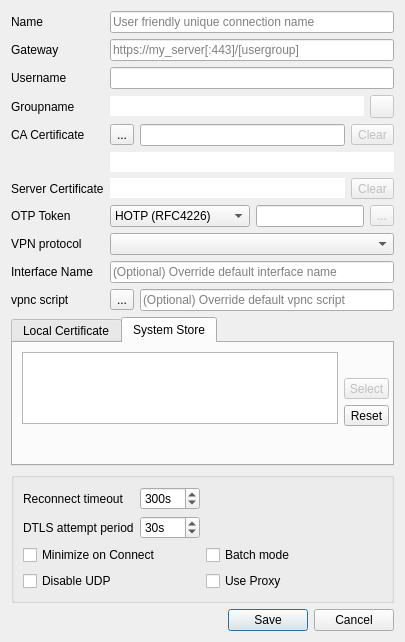
Before: the Qt Designer form src/dialog/editdialog.ui in maxsky/openconnect-gui, drawn with Qt 5.
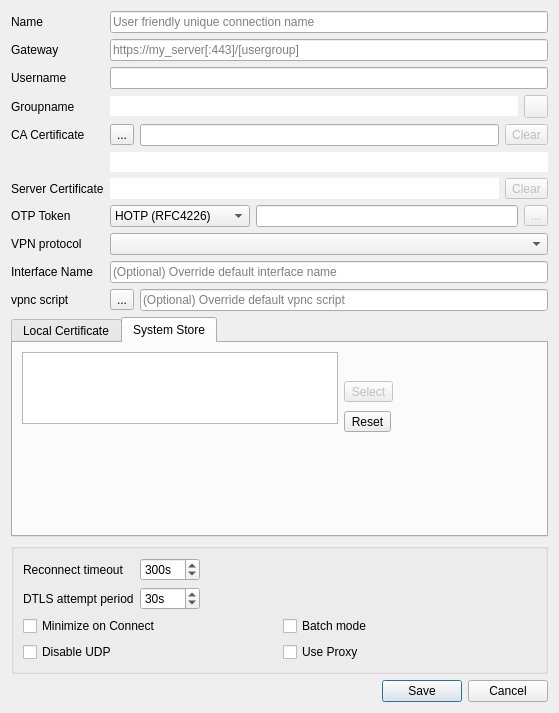
After: the same form once the commit is applied. The open tabs and pages were chosen to show the change. Icons and pictures are not drawn.

Commit message:
edit dialog: increase size to fit certificate PIN
This increases the size of the dialog to fit the certificate PIN
without the need to manually resize. It also decreases the font
of the PIN slightly.

Diff of the .ui file:
```diff
--- a/src/dialog/editdialog.ui
+++ b/src/dialog/editdialog.ui
@@ -6,8 +6,8 @@
    <rect>
     <x>0</x>
     <y>0</y>
-    <width>405</width>
-    <height>642</height>
+    <width>559</width>
+    <height>713</height>
    </rect>
   </property>
   <property name="windowTitle">
@@ -164,6 +164,11 @@
       <layout class="QHBoxLayout" name="serverCertificateLayout">
        <item>
         <widget class="QLineEdit" name="serverCertHash">
+         <property name="font">
+          <font>
+           <pointsize>10</pointsize>
+          </font>
+         </property>
          <property name="styleSheet">
           <string notr="true">background-color:&quot;transparent&quot;</string>
          </property>
@@ -482,8 +487,8 @@
         <rect>
          <x>331</x>
          <y>35</y>
-         <width>45</width>
-         <height>48</height>
+         <width>58</width>
+         <height>58</height>
         </rect>
        </property>
        <layout class="QVBoxLayout" name="verticalLayout_3">
```
